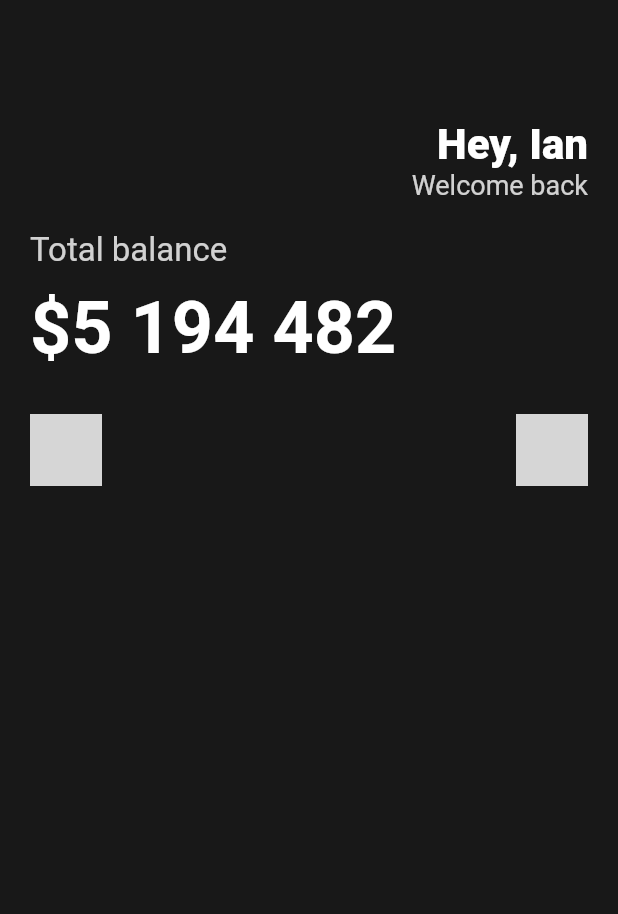
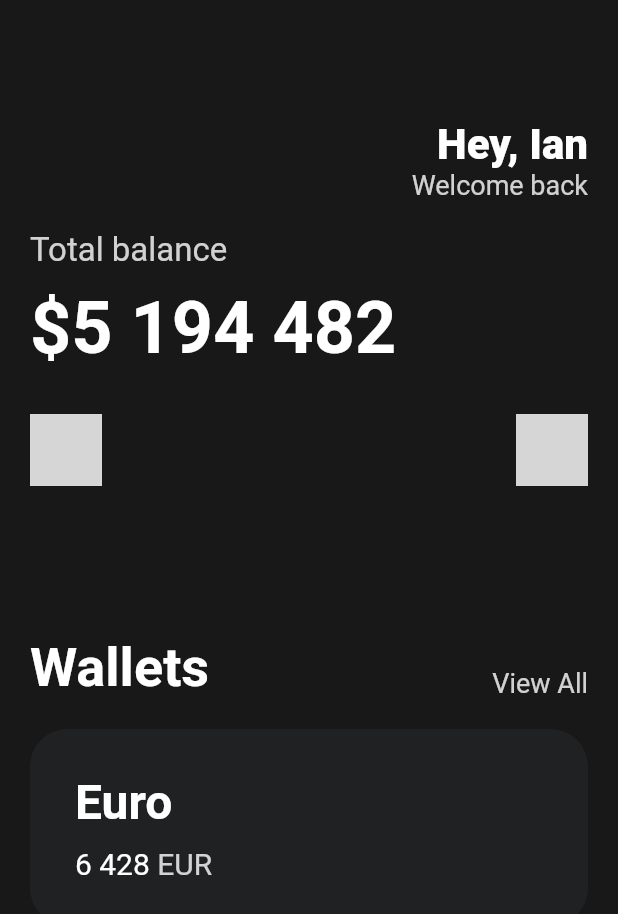
Before and after one commit to hg-ian-choi/flutter-example, a Flutter app: the screen it shows after launch, on a phone screen of 412 x 824 dp. Shown: the top 914 px of the screen. Run offline on Flutter 3.47's test engine with Material 2 defaults, Android fonts, the phone set to English and light mode, and no system bars; statements that could not run were skipped; grey boxes are pictures that could not be loaded.

Commit message:
nmc: modified

```diff
--- a/nmc/lib/main.dart
+++ b/nmc/lib/main.dart
@@ -84,6 +84,82 @@ class MyApp extends StatelessWidget {
                     textColor: Colors.white,
                   )
                 ],
+              ),
+              const SizedBox(
+                height: 100,
+              ),
+              Row(
+                mainAxisAlignment: MainAxisAlignment.spaceBetween,
+                crossAxisAlignment: CrossAxisAlignment.end,
+                children: [
+                  const Text(
+                    'Wallets',
+                    style: TextStyle(
+                      color: Colors.white,
+                      fontSize: 36,
+                      fontWeight: FontWeight.w600,
+                    ),
+                  ),
+                  Text(
+                    'View All',
+                    style: TextStyle(
+                      color: Colors.white.withOpacity(0.8),
+                      fontSize: 18,
+                    ),
+                  ),
+                ],
+              ),
+              const SizedBox(
+                height: 20,
+              ),
+              Container(
+                decoration: BoxDecoration(
+                    color: const Color(0xFF1F2123),
+                    borderRadius: BorderRadius.circular(25)),
+                child: Padding(
+                  padding: const EdgeInsets.all(30),
+                  child: Row(
+                    children: [
+                      Column(
+                        crossAxisAlignment: CrossAxisAlignment.start,
+                        children: [
+                          const Text(
+                            'Euro',
+                            style: TextStyle(
+                              color: Colors.white,
+                              fontSize: 32,
+                              fontWeight: FontWeight.w600,
+                            ),
+                          ),
+                          const SizedBox(
+                            height: 10,
+                          ),
+                          Row(
+                            children: [
+                              const Text(
+                                '6 428',
+                                style: TextStyle(
+                                  color: Colors.white,
+                                  fontSize: 20,
+                                ),
+                              ),
+                              const SizedBox(
+                                width: 5,
+                              ),
+                              Text(
+                                'EUR',
+                                style: TextStyle(
+                                  color: Colors.white.withOpacity(0.8),
+                                  fontSize: 20,
+                                ),
+                              ),
+                            ],
+                          )
+                        ],
+                      )
+                    ],
+                  ),
+                ),
               )
             ],
           ),
```
